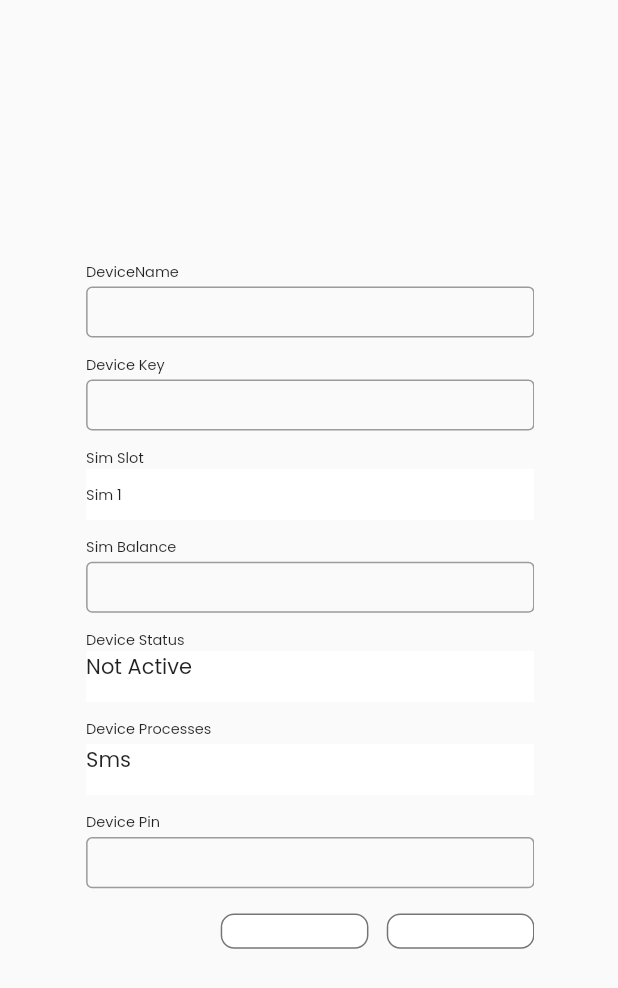
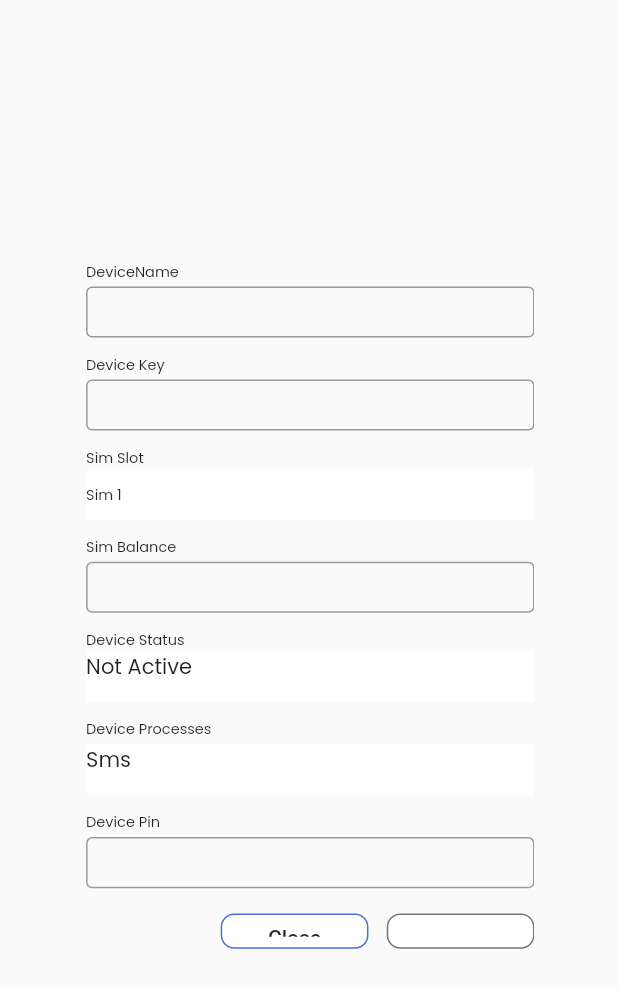
Before and after one commit to Ire-oluwa/simservers, a Flutter app: the AddNewDevices screen opened directly, on a phone screen of 412 x 824 dp. Shown: the top 988 px of the screen. Run offline on Flutter 3.47's test engine with Material 2 defaults, Android fonts, the phone set to English and light mode, and no system bars; our stand-ins replace flutter_screenutil, font_awesome_flutter, google_fonts; missing offline and left inert: platform_device_id.

Commit message:
changed text colour in pop up

```diff
--- a/lib/screens/register_sim_service/add_new_devices.dart
+++ b/lib/screens/register_sim_service/add_new_devices.dart
@@ -119,16 +119,19 @@ class _AddNewDevicesState extends State<AddNewDevices> {
                           children: [
                             CustomTextButton(
                               title: "Close",
+                              textColour: kBlack,
                               onClick: () {
                                 Navigator.of(context).pop();
                               },
                               backgroundColour: kWhite,
+                              borderColour: kSecondaryBlue,
                               height: 26.26.h,
                               width: 102.32.w,
                             ),
                             SizedBox(width: 12.68.w),
                             CustomTextButton(
                               title: "Save",
+                              textColour: kWhite,
                               onClick: () {
                                 // Navigator.of(context).pop();
                               },
--- a/lib/screens/register_sim_service/register_sim_service.dart
+++ b/lib/screens/register_sim_service/register_sim_service.dart
@@ -70,6 +70,7 @@ PreferredSizeWidget _buildTabBar(BuildContext context, deviceNameController,
     indicatorColor: Colors.transparent,
     tabs: [
       CustomTextButton(
+        textColour: kWhite,
         backgroundColour: const Color(0xFF20B45B),
         height: 40.0.h,
         width: 160.0.w,
@@ -105,6 +106,7 @@ PreferredSizeWidget _buildTabBar(BuildContext context, deviceNameController,
         height: 40.0.h,
         width: 160.0.w,
         title: "Reset",
+        textColour: kWhite,
         //TODO: pop-up to reset settings.
         onClick: () {
           AlertDialog();
@@ -112,6 +114,7 @@ PreferredSizeWidget _buildTabBar(BuildContext context, deviceNameController,
         backgroundColour: const Color(0xFF5A9FFC),
       ),
       CustomTextButton(
+        textColour: kWhite,
         height: 40.0.h,
         width: 160.0.w,
         title: "Delete",
--- a/lib/widgets/custom_text_button/custom_text_button.dart
+++ b/lib/widgets/custom_text_button/custom_text_button.dart
@@ -9,12 +9,15 @@ class CustomTextButton extends StatelessWidget {
     required this.onClick,
     required this.backgroundColour,
     required this.height,
-    required this.width, this.borderColour,
+    required this.width,
+    this.borderColour,
+    required this.textColour,
   }) : super(key: key);
   final String title;
   final void Function() onClick;
   final Color backgroundColour;
   final Color? borderColour;
+  final Color textColour;
   final double height;
   final double width;
 
@@ -33,7 +36,7 @@ class CustomTextButton extends StatelessWidget {
           ),
         ),
         child: Center(
-          child: Text(title, style: const TextStyle(color: kWhite)),
+          child: Text(title, style: TextStyle(color: textColour)),
         ),
       ),
     );
```
